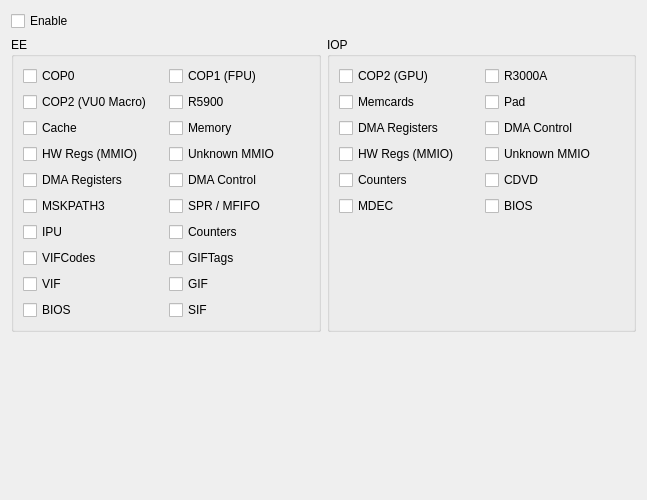
Old version of the form pcsx2-qt/Settings/DebugLoggingSettingsTab.ui in the repository PCSX2/pcsx2.
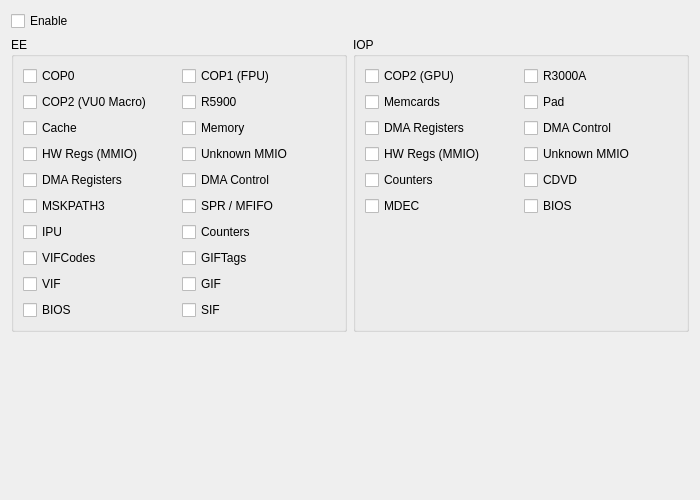
New version of the form.

Commit message: Qt: Fix various settings window layout issues

Patch:
```diff
--- a/pcsx2-qt/Settings/DebugLoggingSettingsTab.ui
+++ b/pcsx2-qt/Settings/DebugLoggingSettingsTab.ui
@@ -6,7 +6,7 @@
    <rect>
     <x>0</x>
     <y>0</y>
-    <width>647</width>
+    <width>700</width>
     <height>500</height>
    </rect>
   </property>
@@ -291,7 +291,7 @@
           <property name="sizeHint" stdset="0">
            <size>
             <width>20</width>
-            <height>40</height>
+            <height>0</height>
            </size>
           </property>
          </spacer>
@@ -309,7 +309,7 @@
      <property name="sizeHint" stdset="0">
       <size>
        <width>20</width>
-       <height>40</height>
+       <height>0</height>
       </size>
      </property>
     </spacer>
```
The commit also changes 31 other files.
